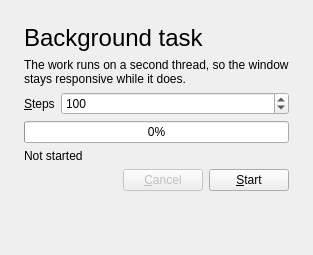
Qt form src/app/ui/task_page.ui (CameronBrooks11/pyside6-gui-template) before a commit.
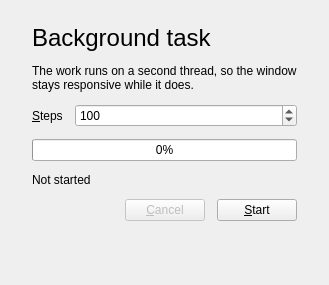
The same form after that commit.

The edit to the form file:
```diff
--- a/src/app/ui/task_page.ui
+++ b/src/app/ui/task_page.ui
@@ -3,14 +3,17 @@
  <class>TaskPage</class>
  <widget class="QWidget" name="TaskPage">
   <layout class="QVBoxLayout" name="page_layout">
+   <property name="spacing">
+    <number>12</number>
+   </property>
    <property name="leftMargin">
-    <number>24</number>
+    <number>32</number>
    </property>
    <property name="topMargin">
     <number>24</number>
    </property>
    <property name="rightMargin">
-    <number>24</number>
+    <number>32</number>
    </property>
    <property name="bottomMargin">
     <number>24</number>
```
